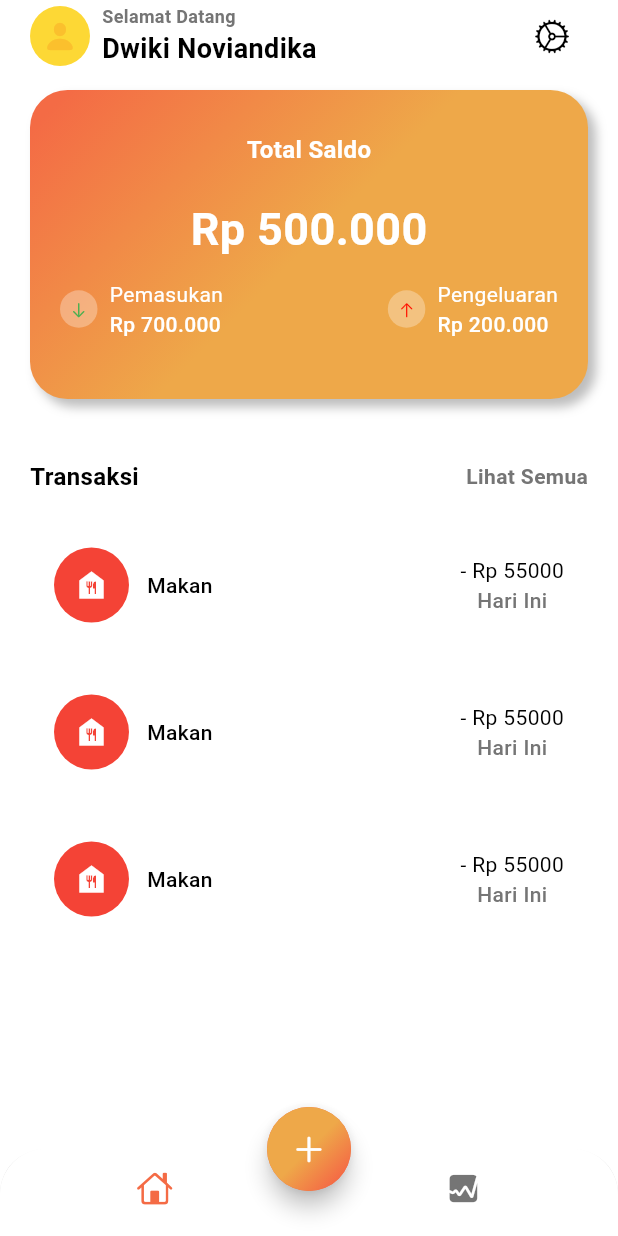
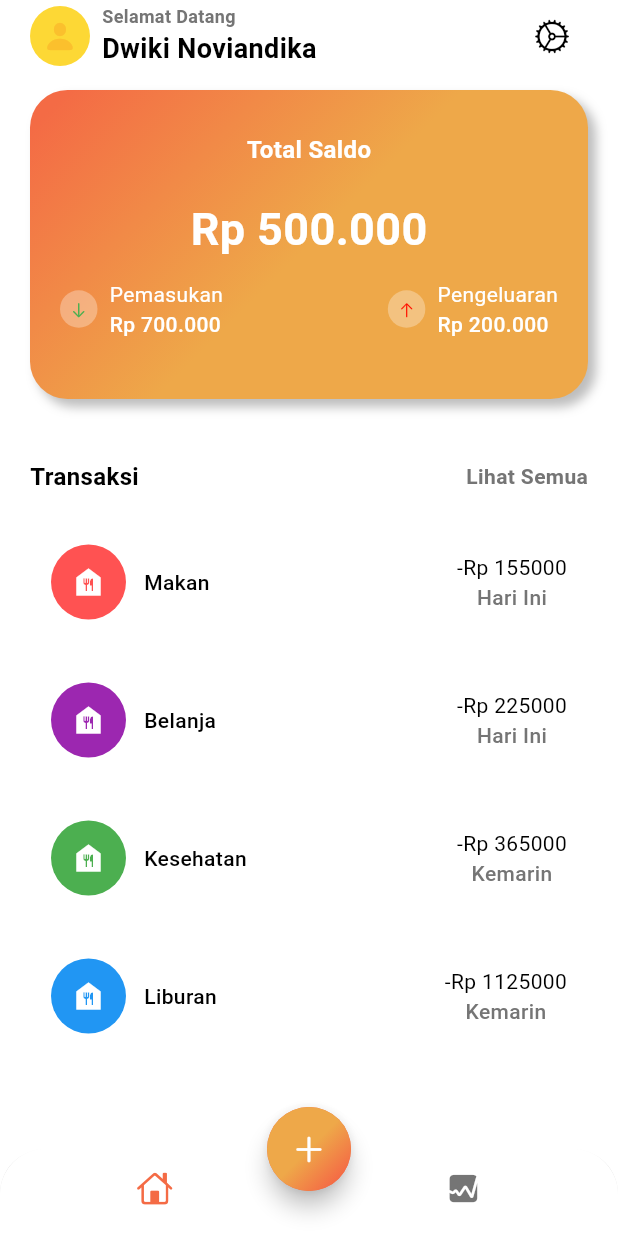
Before and after one commit to dikadwiki/my_first_app, a Flutter app: the screen it shows after launch, on a phone screen of 412 x 824 dp. Run offline on Flutter 3.47's test engine with Material 3 defaults, Android fonts, the phone set to English and light mode, and no system bars; our stand-ins replace font_awesome_flutter.

Commit message:
Menambahkan data untuk list transaksi

```diff
--- a/lib/data/data.dart
+++ b/lib/data/data.dart
@@ -0,0 +1,33 @@
+import 'package:flutter/material.dart';
+import 'package:font_awesome_flutter/font_awesome_flutter.dart';
+
+List<Map<String, dynamic>> dataTransaksi = [
+  {
+    'icon': const FaIcon(FontAwesomeIcons.burger),
+    'warna': Colors.redAccent,
+    'nama': 'Makan',
+    'jumlah': '-Rp 155000',
+    'tanggal': 'Hari Ini',
+  },
+  {
+    'icon': const FaIcon(FontAwesomeIcons.bagShopping),
+    'warna': Colors.purple,
+    'nama': 'Belanja',
+    'jumlah': '-Rp 225000',
+    'tanggal': 'Hari Ini',
+  },
+  {
+    'icon': const FaIcon(FontAwesomeIcons.heartCircleCheck),
+    'warna': Colors.green,
+    'nama': 'Kesehatan',
+    'jumlah': '-Rp 365000',
+    'tanggal': 'Kemarin',
+  },
+  {
+    'icon': const FaIcon(FontAwesomeIcons.plane),
+    'warna': Colors.blue,
+    'nama': 'Liburan',
+    'jumlah': '-Rp 1125000',
+    'tanggal': 'Kemarin',
+  },
+];
--- a/lib/screens/home/views/main_screen.dart
+++ b/lib/screens/home/views/main_screen.dart
@@ -1,5 +1,6 @@
 import 'dart:math';
 
+import 'package:expenses_tracker/data/data.dart';
 import 'package:flutter/cupertino.dart';
 import 'package:flutter/material.dart';
 import 'package:flutter/widgets.dart';
@@ -232,17 +233,17 @@ class MainScreen extends StatelessWidget {
             const SizedBox(height: 20),
             Expanded(
               child: ListView.builder(
-                itemCount: 3,
+                itemCount: dataTransaksi.length,
                 itemBuilder: (context, int i) {
                   return Padding(
-                    padding: const EdgeInsets.only(bottom: 16.0),
+                    padding: const EdgeInsets.only(bottom: 14.0),
                     child: Container(
                       decoration: BoxDecoration(
                         color: Colors.white,
                         borderRadius: BorderRadius.circular(12),
                       ),
                       child: Padding(
-                        padding: const EdgeInsets.all(16.0),
+                        padding: const EdgeInsets.all(14.0),
                         child: Row(
                           mainAxisAlignment: MainAxisAlignment.spaceBetween,
                           children: [
@@ -255,7 +256,7 @@ class MainScreen extends StatelessWidget {
                                       width: 50,
                                       height: 50,
                                       decoration: BoxDecoration(
-                                        color: Colors.red,
+                                        color: dataTransaksi[i]['warna'],
                                         shape: BoxShape.circle,
                                       ),
                                     ),
@@ -267,7 +268,7 @@ class MainScreen extends StatelessWidget {
                                 ),
                                 SizedBox(width: 12),
                                 Text(
-                                  'Makan',
+                                  dataTransaksi[i]['nama'],
                                   style: TextStyle(
                                     fontSize: 14,
                                     color: Theme.of(context)
@@ -281,7 +282,7 @@ class MainScreen extends StatelessWidget {
                             Column(
                               children: [
                                 Text(
-                                  '- Rp 55000',
+                                  dataTransaksi[i]['jumlah'],
                                   style: TextStyle(
                                     fontSize: 14,
                                     color: Theme.of(context)
@@ -291,7 +292,7 @@ class MainScreen extends StatelessWidget {
                                   ),
                                 ),
                                 Text(
-                                  'Hari Ini',
+                                  dataTransaksi[i]['tanggal'],
                                   style: TextStyle(
                                     fontSize: 14,
                                     color:
--- a/pubspec.yaml
+++ b/pubspec.yaml
@@ -36,6 +36,7 @@ dependencies:
   # The following adds the Cupertino Icons font to your application.
   # Use with the CupertinoIcons class for iOS style icons.
   cupertino_icons: ^1.0.6
+  font_awesome_flutter: ^10.7.0
 
 dev_dependencies:
   flutter_test:
```
Also changed, not shown: pubspec.lock.
